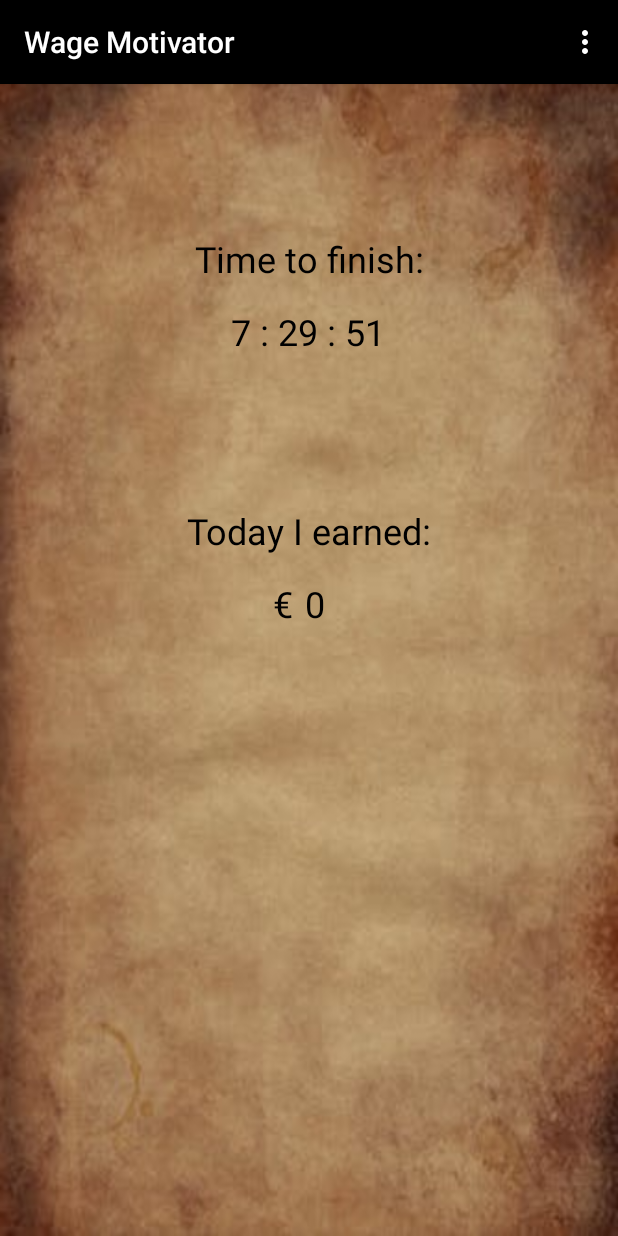
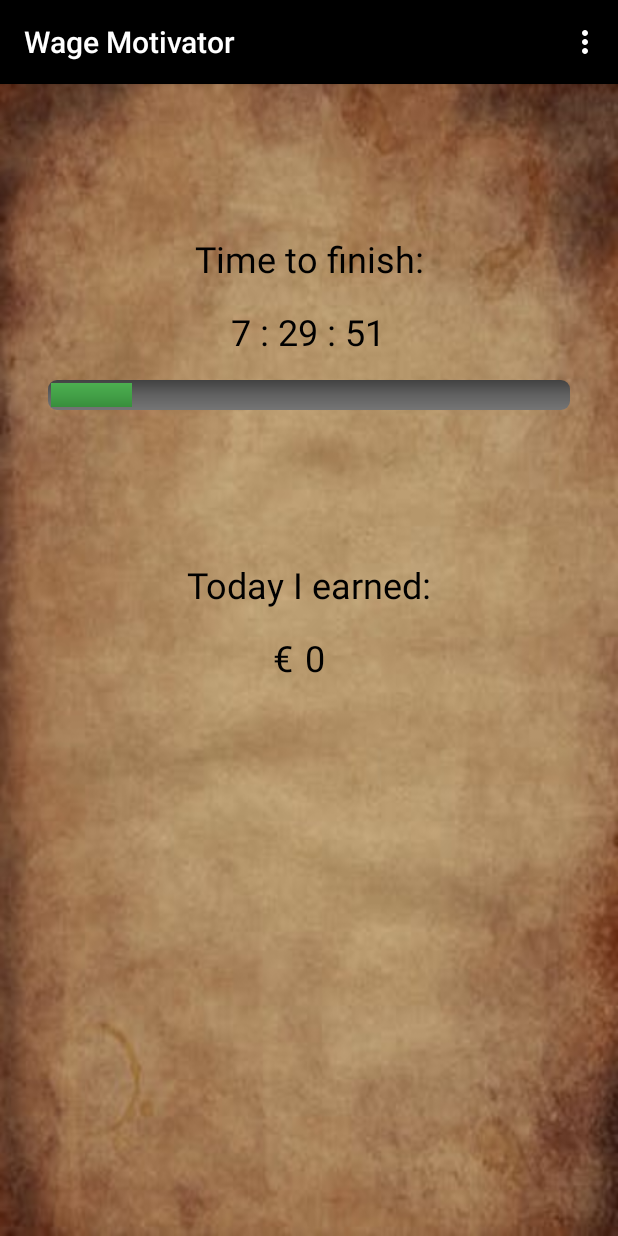
Before and after one commit to LeL94/Wage-Motivator, an Android app: the screen it shows after launch (MainActivity), on a phone screen of 412 x 824 dp. Run offline under Robolectric (Android 15) with nearby library versions, the phone set to English and light mode, and no system bars; Roboto replaces fonts that are not available here.

Commit message:
progress bar

```diff
--- a/app/src/main/java/com/example/wagemotivator/MainActivity.java
+++ b/app/src/main/java/com/example/wagemotivator/MainActivity.java
@@ -8,6 +8,7 @@ import android.os.Bundle;
 import android.view.Menu;
 import android.view.MenuInflater;
 import android.view.MenuItem;
+import android.widget.ProgressBar;
 import android.widget.TextView;
 import java.util.Calendar;
 import android.os.*;
@@ -33,13 +34,14 @@ public class MainActivity extends AppCompatActivity {
         final TextView remainingTimeText = findViewById(R.id.remainingTimeText);
         final TextView gainText = findViewById(R.id.gainText);
         final DecimalFormat df2 = new DecimalFormat("##.###");
+        final ProgressBar progressBar = findViewById(R.id.progressBar);
 
         // Timer
         final Handler handler = new Handler();
         handler.postDelayed(new Runnable(){
             public void run(){
 
-                setTimeAndGain(sharedPreferences, remainingTimeText, gainText, df2);
+                setTimeAndGain(sharedPreferences, remainingTimeText, gainText, df2, progressBar);
 
                 handler.postDelayed(this, 1000);
             }
@@ -48,7 +50,8 @@ public class MainActivity extends AppCompatActivity {
     }
 
 
-    public void setTimeAndGain(SharedPreferences sharedPreferences, TextView remainingTimeText, TextView gainText, DecimalFormat df2) {
+    public void setTimeAndGain(SharedPreferences sharedPreferences, TextView remainingTimeText, TextView gainText,
+                               DecimalFormat df2, ProgressBar progressBar) {
 
         double dailyWage = Double.parseDouble(sharedPreferences.getString(SharedConst.DAILY_WAGE, "0"));
         int startingHour = Integer.parseInt(sharedPreferences.getString(SharedConst.STARTING_HOUR, "9"));
@@ -63,7 +66,11 @@ public class MainActivity extends AppCompatActivity {
         int hour = calendar.get(Calendar.HOUR_OF_DAY);
         int minute = calendar.get(Calendar.MINUTE);
         int second = calendar.get(Calendar.SECOND);
-        int timeElapsedInSecond = (hour-startingHour)*3600 + minute*60 + second;
+        int elapsedTimeInSeconds = (hour-startingHour)*3600 + minute*60 + second;
+
+        // Progress bar
+        int counter = 100*elapsedTimeInSeconds/(workingTimeInSeconds+lunchBreakInSeconds);
+        progressBar.setProgress(counter);
 
         // Remaining time
         int remainingHour = (finishingHour-1) - hour;
@@ -77,10 +84,10 @@ public class MainActivity extends AppCompatActivity {
             gain = dailyWage/workingTimeInSeconds * (lunchBreakStart-startingHour)*3600;
 
         else if (hour >= startingHour && hour < lunchBreakStart) // morning
-            gain = dailyWage/workingTimeInSeconds * timeElapsedInSecond;
+            gain = dailyWage/workingTimeInSeconds * elapsedTimeInSeconds;
 
         else if (hour >= lunchBreakFinish && hour < finishingHour) // afternoon
-            gain = dailyWage/workingTimeInSeconds * (timeElapsedInSecond-lunchBreakInSeconds);
+            gain = dailyWage/workingTimeInSeconds * (elapsedTimeInSeconds-lunchBreakInSeconds);
 
         else if (hour >= finishingHour) { // evening
             remainingTimeText.setText("00 : 00 : 00");
--- /dev/null
+++ b/app/src/main/res/drawable/pb_drawable.xml
@@ -0,0 +1,50 @@
+<?xml version="1.0" encoding="utf-8"?>
+<layer-list xmlns:android="http://schemas.android.com/apk/res/android">
+
+    <item android:id="@+id/pb_background">
+
+        <shape>
+
+
+            <gradient
+                android:angle="-90"
+                android:centerColor="#616161"
+                android:endColor="#757575"
+                android:startColor="#424242" />
+
+            <size
+                android:width="15dp"
+                android:height="15dp" />
+
+            <corners android:radius="6dp" />
+        </shape>
+    </item>
+
+    <item android:id="@+id/pb_progress">
+
+        <clip>
+
+            <layer-list>
+
+                <item
+                    android:bottom="2dp"
+                    android:left="2dp"
+                    android:top="2dp"
+                    android:right="2dp">
+
+                    <shape>
+                        <gradient
+                            android:angle="-90"
+                            android:centerColor="#43a047"
+                            android:endColor="#388e3c"
+                            android:startColor="#4caf50" />
+
+                    </shape>
+
+                </item>
+
+            </layer-list>
+        </clip>
+    </item>
+
+</layer-list>
--- a/app/src/main/res/layout/activity_main.xml
+++ b/app/src/main/res/layout/activity_main.xml
@@ -46,7 +46,7 @@
         android:textSize="24sp"
         app:layout_constraintEnd_toEndOf="parent"
         app:layout_constraintStart_toStartOf="parent"
-        app:layout_constraintTop_toBottomOf="@+id/remainingTimeText" />
+        app:layout_constraintTop_toBottomOf="@+id/progressBar" />
 
     <TextView
         android:id="@+id/gainText"
@@ -76,4 +76,17 @@
         app:layout_constraintEnd_toStartOf="@+id/gainText"
         app:layout_constraintTop_toTopOf="@+id/gainText" />
 
+    <ProgressBar
+        android:id="@+id/progressBar"
+        style="?android:attr/progressBarStyleHorizontal"
+        android:layout_width="0dp"
+        android:layout_height="20dp"
+        android:layout_marginStart="32dp"
+        android:layout_marginTop="16dp"
+        android:layout_marginEnd="32dp"
+        app:layout_constraintEnd_toEndOf="parent"
+        app:layout_constraintStart_toStartOf="parent"
+        app:layout_constraintTop_toBottomOf="@+id/remainingTimeText"
+        android:progressDrawable="@drawable/pb_drawable"/>
+
 </androidx.constraintlayout.widget.ConstraintLayout>
--- a/app/src/main/res/layout/activity_settings.xml
+++ b/app/src/main/res/layout/activity_settings.xml
@@ -13,6 +13,7 @@
         android:layout_width="70sp"
         android:layout_height="wrap_content"
         android:layout_marginBottom="24dp"
+        android:background="#FFFFFF"
         android:fontFamily="@font/autour_one"
         android:text="Save"
         android:textColor="#000000"
```
Also changed, not shown: 3 other files.
